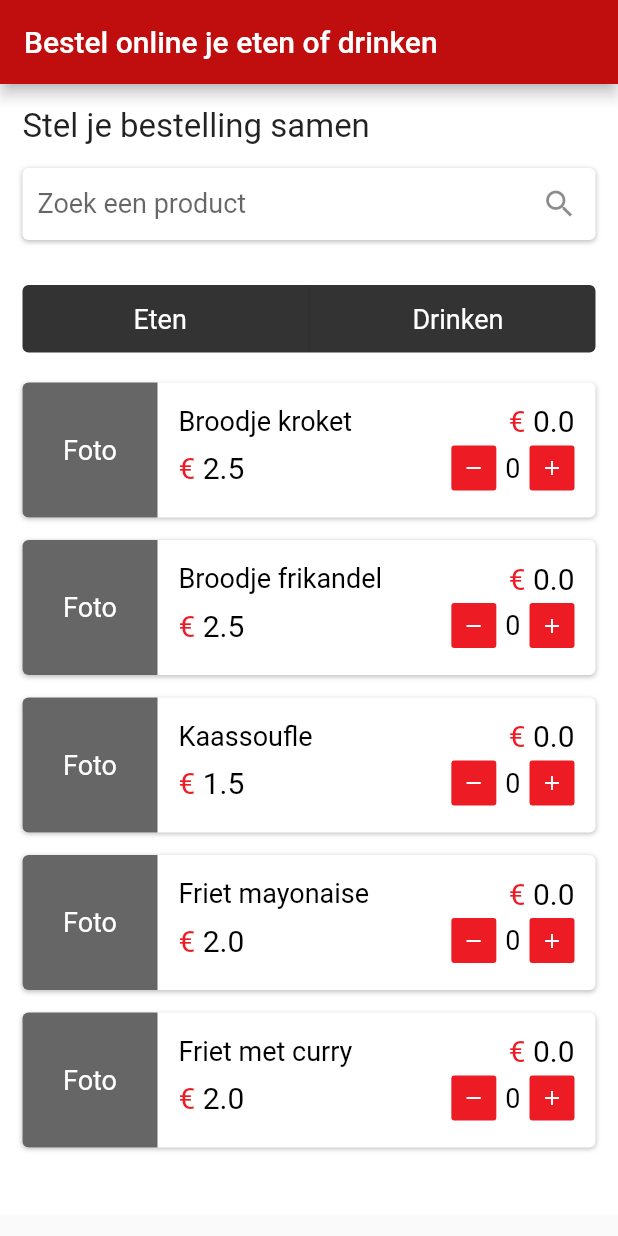
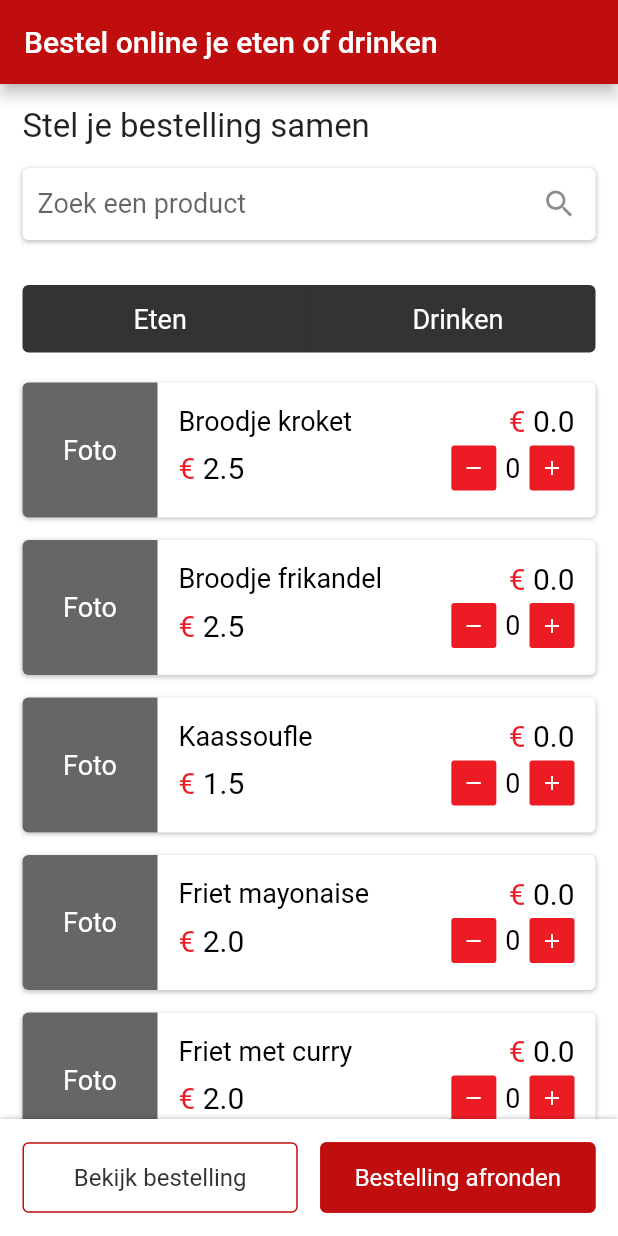
Before and after one commit to Semester6-PSV/catering-flutter-frontend, a Flutter app: the screen it shows after launch, on a phone screen of 412 x 824 dp. Run offline on Flutter 3.47's test engine with Material 2 defaults, Android fonts, the light colour scheme and no system bars; Roboto replaces fonts that are missing (Klavika-Bold, Klavika-Light, Klavika-Medium).

Commit message:
Add CustomButton component & floated bottom on orderPage

```diff
--- /dev/null
+++ b/lib/components/button.dart
@@ -0,0 +1,62 @@
+// ignore: file_names
+import 'package:catering_flutter_frontend/config/index.dart';
+import 'package:flutter/material.dart';
+
+class CustomButton extends StatefulWidget {
+  final String text;
+  final ButtonType type;
+  final Function? onClick;
+
+  const CustomButton(
+      {Key? key, required this.text, required this.type, required this.onClick})
+      : super(key: key);
+
+  @override
+  CustomButtonState createState() => CustomButtonState();
+}
+
+class CustomButtonState extends State<CustomButton> {
+  Color getButtonColor(String type) {
+    if (type == 'background') {
+      if (widget.type == ButtonType.primary) {
+        return COLOR_RED_DARK;
+      }
+
+      if (widget.type == ButtonType.secondary) {
+        return COLOR_WHITE;
+      }
+    }
+
+    if (type == 'text') {
+      if (widget.type == ButtonType.primary) {
+        return COLOR_WHITE;
+      }
+
+      if (widget.type == ButtonType.secondary) {
+        return COLOR_GREY;
+      }
+    }
+
+    return COLOR_RED;
+  }
+
+  @override
+  Widget build(BuildContext context) {
+    return TextButton(
+        onPressed: () {},
+        style: TextButton.styleFrom(
+            shape: const RoundedRectangleBorder(
+              borderRadius: BorderRadius.all(Radius.circular(borderRadius)),
+                side: BorderSide(
+                    color: COLOR_RED_DARK, width: 1, style: BorderStyle.solid)),
+            padding: const EdgeInsets.fromLTRB(18, 14, 18, 14),
+            primary: getButtonColor('text'),
+            backgroundColor: getButtonColor('background'),
+            textStyle: const TextStyle(
+                fontFamily: 'Klavika-Bold',
+                fontSize: 16)),
+        child: Text(
+          widget.text,
+        ));
+  }
+}
--- /dev/null
+++ b/lib/config/enums.dart
@@ -0,0 +1,9 @@
+enum CateringProductType {
+    drinks,
+    food
+}
+
+enum ButtonType {
+  primary,
+  secondary
+}
--- a/lib/config/index.dart
+++ b/lib/config/index.dart
@@ -2,3 +2,4 @@ library config;
 
 export 'palette.dart';
 export 'variables.dart';
+export 'enums.dart';
--- a/lib/models/cateringProduct.dart
+++ b/lib/models/cateringProduct.dart
@@ -1,8 +1,4 @@
-enum CateringProductType {
-    drinks,
-    food
-}
-
+import 'package:catering_flutter_frontend/config/index.dart';
 class CateringProduct {
   final int id;
   final String title;
--- a/lib/pages/orderPage/components/cateringProductListView.dart
+++ b/lib/pages/orderPage/components/cateringProductListView.dart
@@ -103,7 +103,7 @@ Widget cateringProductListView(
                                       fontSize: 20,
                                       color: COLOR_RED,
                                     )),
-                                Text((product.price * product.amount).toString(),
+                                Text(productPriceToString(product.price * product.amount),
                                     style: const TextStyle(
                                       fontFamily: 'Klavika-Medium',
                                       fontSize: 20,
--- a/lib/pages/orderPage/index.dart
+++ b/lib/pages/orderPage/index.dart
@@ -2,7 +2,9 @@ import 'package:catering_flutter_frontend/models/cateringProduct.dart';
 import 'package:flutter/material.dart';
 import 'package:catering_flutter_frontend/config/index.dart';
 import 'package:catering_flutter_frontend/components/searchInput.dart';
-import 'package:catering_flutter_frontend/pages/orderPage/components/cateringProductListView.dart';
+import 'package:catering_flutter_frontend/components/button.dart';
+
+import 'components/cateringProductListView.dart';
 
 class OrderPage extends StatefulWidget {
   const OrderPage({Key? key}) : super(key: key);
@@ -55,6 +57,10 @@ class OrderPageState extends State<OrderPage> {
     }
   }
 
+  void openOrderPopup() {}
+
+  void routeToCheckoutPage() {}
+
   Widget productSelector(String title, int index) {
     String fontFamily = 'Klavika-Light';
 
@@ -87,10 +93,13 @@ class OrderPageState extends State<OrderPage> {
                 backgroundColor: COLOR_RED_DARK,
                 title: const Text('Bestel online je eten of drinken',
                     style: TextStyle(fontFamily: 'Klavika-Medium'))),
-            body: SingleChildScrollView(
+            body: Column(children: [
+              Expanded(
+                  child: SingleChildScrollView(
                 child: Container(
                     width: double.infinity,
-                  padding: EdgeInsets.fromLTRB(gridPadding, gridPadding, gridPadding, gridPadding * 2),
+                    padding: EdgeInsets.fromLTRB(
+                        gridPadding, gridPadding, gridPadding, gridPadding * 2),
                     color: COLOR_WHITE,
                     child: Column(
                         mainAxisAlignment: MainAxisAlignment.start,
@@ -129,6 +138,34 @@ class OrderPageState extends State<OrderPage> {
                               onProductItemRemove,
                               onProductItemAdd)
                         ])),
-            )));
+              )),
+              Container(
+                width: double.infinity,
+                decoration: BoxDecoration(color: COLOR_WHITE, boxShadow: [
+                  BoxShadow(
+                      offset: const Offset(0, -1),
+                      color: COLOR_BLACK.withOpacity(0.25),
+                      blurRadius: 2)
+                ]),
+                padding: EdgeInsets.all(gridPadding),
+                child: Row(children: [
+                  const Expanded(
+                      child: CustomButton(
+                    text: 'Bekijk bestelling',
+                    type: ButtonType.secondary,
+                    onClick: null,
+                  )),
+                  VerticalDivider(
+                    width: gridPadding,
+                  ),
+                  const Expanded(
+                      child: CustomButton(
+                    text: 'Bestelling afronden',
+                    type: ButtonType.primary,
+                    onClick: null,
+                  )),
+                ]),
+              ),
+            ])));
   }
 }
```
Lines whose indentation alone changed are shown as unchanged.
